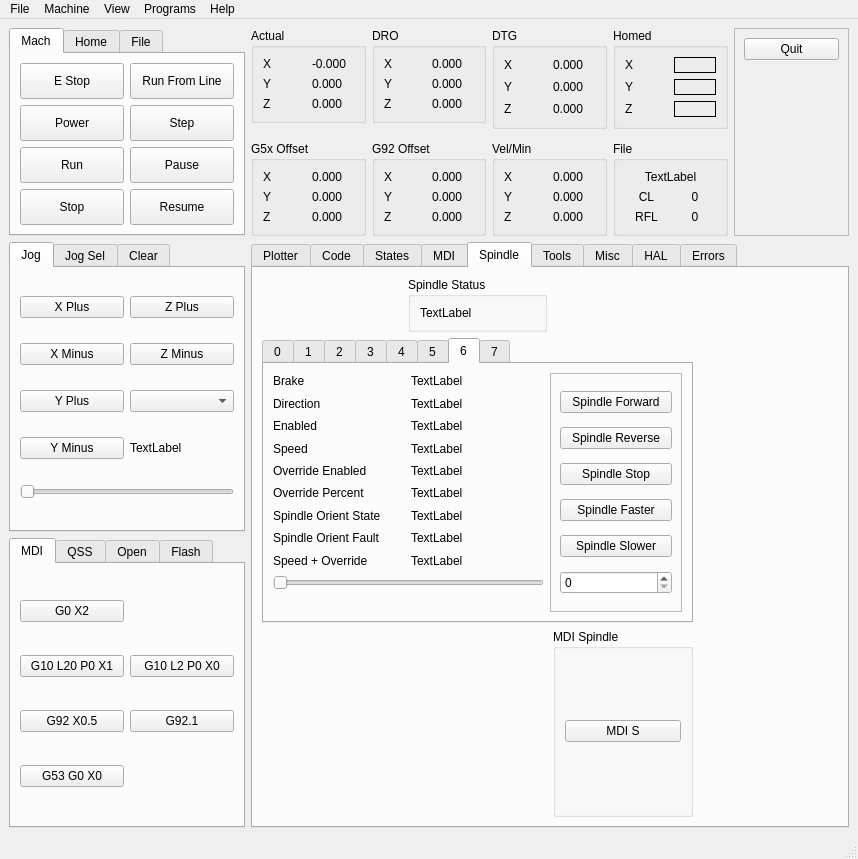
Qt form examples/testgui/multi-spindle.ui (jethornton/flexgui) before a commit.
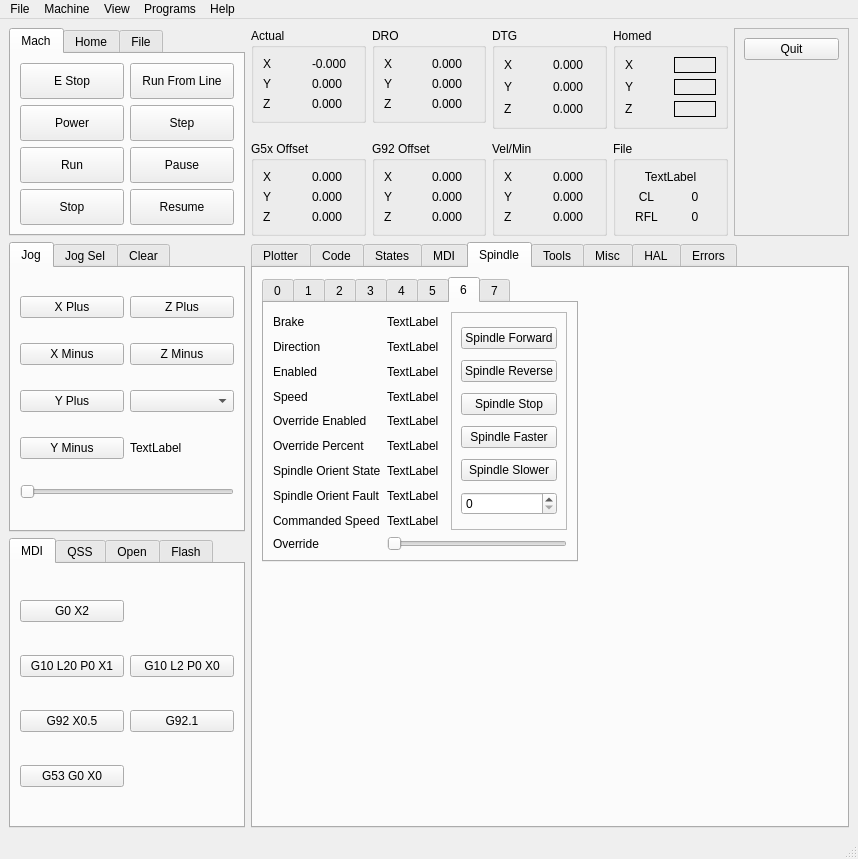
The same form after that commit. The open tabs and pages were chosen to show the change.

The edit to the form file:
```diff
--- a/examples/testgui/multi-spindle.ui
+++ b/examples/testgui/multi-spindle.ui
@@ -840,65 +840,7 @@
         <string>Spindle</string>
        </attribute>
        <layout class="QGridLayout" name="gridLayout_27">
-        <item row="3" column="0">
-         <spacer name="verticalSpacer_7">
-          <property name="orientation">
-           <enum>Qt::Vertical</enum>
-          </property>
-          <property name="sizeHint" stdset="0">
-           <size>
-            <width>20</width>
-            <height>40</height>
-           </size>
-          </property>
-         </spacer>
-        </item>
-        <item row="0" column="1">
-         <widget class="QGroupBox" name="groupBox_18">
-          <property name="title">
-           <string>Spindle Status</string>
-          </property>
-          <layout class="QVBoxLayout" name="verticalLayout_9">
-           <item>
-            <widget class="QLabel" name="spindle_actual_speed_lb">
-             <property name="text">
-              <string>TextLabel</string>
-             </property>
-            </widget>
-           </item>
-          </layout>
-         </widget>
-        </item>
-        <item row="0" column="2" colspan="2">
-         <spacer name="horizontalSpacer_4">
-          <property name="orientation">
-           <enum>Qt::Horizontal</enum>
-          </property>
-          <property name="sizeHint" stdset="0">
-           <size>
-            <width>40</width>
-            <height>20</height>
-           </size>
-          </property>
-         </spacer>
-        </item>
-        <item row="3" column="2">
-         <widget class="QGroupBox" name="groupBox_25">
-          <property name="title">
-           <string>MDI Spindle</string>
-          </property>
-          <layout class="QVBoxLayout" name="verticalLayout_12">
-           <item>
-            <widget class="QPushButton" name="mdi_s_pb">
-             <property name="text">
-              <string>MDI S</string>
-             </property>
-            </widget>
-           </item>
-          </layout>
-         </widget>
-        </item>
-        <item row="1" column="0" rowspan="2" colspan="3">
+        <item row="0" column="0" rowspan="2" colspan="2">
          <widget class="QTabWidget" name="tabWidget_31">
           <property name="currentIndex">
            <number>0</number>
@@ -2073,21 +2015,133 @@
             <string>6</string>
            </attribute>
            <layout class="QGridLayout" name="gridLayout_40">
-            <item row="0" column="0">
+            <item row="9" column="1">
+             <widget class="QLabel" name="spindle_cmd_speed_6_lb">
+              <property name="text">
+               <string>TextLabel</string>
+              </property>
+             </widget>
+            </item>
+            <item row="7" column="0">
+             <widget class="QLabel" name="label_132">
+              <property name="text">
+               <string>Spindle Orient State</string>
+              </property>
+             </widget>
+            </item>
+            <item row="2" column="0">
+             <widget class="QLabel" name="label_103">
+              <property name="text">
+               <string>Direction</string>
+              </property>
+             </widget>
+            </item>
+            <item row="3" column="0">
+             <widget class="QLabel" name="label_100">
+              <property name="text">
+               <string>Enabled</string>
+              </property>
+             </widget>
+            </item>
+            <item row="3" column="1">
+             <widget class="QLabel" name="spindle_enabled_6_lb">
+              <property name="text">
+               <string>TextLabel</string>
+              </property>
+             </widget>
+            </item>
+            <item row="9" column="0">
+             <widget class="QLabel" name="label_99">
+              <property name="text">
+               <string>Commanded Speed</string>
+              </property>
+             </widget>
+            </item>
+            <item row="1" column="0">
              <widget class="QLabel" name="label_101">
               <property name="text">
                <string>Brake</string>
               </property>
              </widget>
             </item>
-            <item row="0" column="1">
+            <item row="6" column="0">
+             <widget class="QLabel" name="label_98">
+              <property name="text">
+               <string>Override Percent</string>
+              </property>
+             </widget>
+            </item>
+            <item row="8" column="0">
+             <widget class="QLabel" name="label_139">
+              <property name="text">
+               <string>Spindle Orient Fault</string>
+              </property>
+             </widget>
+            </item>
+            <item row="7" column="1">
+             <widget class="QLabel" name="spindle_orient_state_6_lb">
+              <property name="text">
+               <string>TextLabel</string>
+              </property>
+             </widget>
+            </item>
+            <item row="4" column="1">
+             <widget class="QLabel" name="spindle_speed_6_lb">
+              <property name="text">
+               <string>TextLabel</string>
+              </property>
+             </widget>
+            </item>
+            <item row="2" column="1">
+             <widget class="QLabel" name="spindle_direction_6_lb">
+              <property name="text">
+               <string>TextLabel</string>
+              </property>
+             </widget>
+            </item>
+            <item row="5" column="1">
+             <widget class="QLabel" name="spindle_override_enabled_6_lb">
+              <property name="text">
+               <string>TextLabel</string>
+              </property>
+             </widget>
+            </item>
+            <item row="8" column="1">
+             <widget class="QLabel" name="spindle_orient_fault_6_lb">
+              <property name="text">
+               <string>TextLabel</string>
+              </property>
+             </widget>
+            </item>
+            <item row="5" column="0">
+             <widget class="QLabel" name="label_120">
+              <property name="text">
+               <string>Override Enabled</string>
+              </property>
+             </widget>
+            </item>
+            <item row="4" column="0">
+             <widget class="QLabel" name="label_102">
+              <property name="text">
+               <string>Speed</string>
+              </property>
+             </widget>
+            </item>
+            <item row="6" column="1">
+             <widget class="QLabel" name="spindle_override_6_lb">
+              <property name="text">
+               <string>TextLabel</string>
+              </property>
+             </widget>
+            </item>
+            <item row="1" column="1">
              <widget class="QLabel" name="spindle_brake_6_lb">
               <property name="text">
                <string>TextLabel</string>
               </property>
              </widget>
             </item>
-            <item row="0" column="2" rowspan="11">
+            <item row="1" column="2" rowspan="9">
              <widget class="QFrame" name="frame_8">
               <property name="frameShape">
                <enum>QFrame::StyledPanel</enum>
@@ -2137,119 +2191,7 @@
               </layout>
              </widget>
             </item>
-            <item row="1" column="0">
-             <widget class="QLabel" name="label_103">
-              <property name="text">
-               <string>Direction</string>
-              </property>
-             </widget>
-            </item>
-            <item row="1" column="1">
-             <widget class="QLabel" name="spindle_direction_6_lb">
-              <property name="text">
-               <string>TextLabel</string>
-              </property>
-             </widget>
-            </item>
-            <item row="2" column="0">
-             <widget class="QLabel" name="label_100">
-              <property name="text">
-               <string>Enabled</string>
-              </property>
-             </widget>
-            </item>
-            <item row="2" column="1">
-             <widget class="QLabel" name="spindle_enabled_6_lb">
-              <property name="text">
-               <string>TextLabel</string>
-              </property>
-             </widget>
-            </item>
-            <item row="3" column="0">
-             <widget class="QLabel" name="label_102">
-              <property name="text">
-               <string>Speed</string>
-              </property>
-             </widget>
-            </item>
-            <item row="3" column="1">
-             <widget class="QLabel" name="spindle_speed_6_lb">
-              <property name="text">
-               <string>TextLabel</string>
-              </property>
-             </widget>
-            </item>
-            <item row="4" column="0">
-             <widget class="QLabel" name="label_120">
-              <property name="text">
-               <string>Override Enabled</string>
-              </property>
-             </widget>
-            </item>
-            <item row="4" column="1">
-             <widget class="QLabel" name="spindle_override_enabled_6_lb">
-              <property name="text">
-               <string>TextLabel</string>
-              </property>
-             </widget>
-            </item>
-            <item row="5" column="0">
-             <widget class="QLabel" name="label_98">
-              <property name="text">
-               <string>Override Percent</string>
-              </property>
-             </widget>
-            </item>
-            <item row="5" column="1">
-             <widget class="QLabel" name="spindle_override_6_lb">
-              <property name="text">
-               <string>TextLabel</string>
-              </property>
-             </widget>
-            </item>
-            <item row="6" column="0">
-             <widget class="QLabel" name="label_132">
-              <property name="text">
-               <string>Spindle Orient State</string>
-              </property>
-             </widget>
-            </item>
-            <item row="6" column="1">
-             <widget class="QLabel" name="spindle_orient_state_6_lb">
-              <property name="text">
-               <string>TextLabel</string>
-              </property>
-             </widget>
-            </item>
-            <item row="7" column="0">
-             <widget class="QLabel" name="label_139">
-              <property name="text">
-               <string>Spindle Orient Fault</string>
-              </property>
-             </widget>
-            </item>
-            <item row="7" column="1">
-             <widget class="QLabel" name="spindle_orient_fault_6_lb">
-              <property name="text">
-               <string>TextLabel</string>
-              </property>
-             </widget>
-            </item>
-            <item row="8" column="0">
-             <widget class="QLabel" name="label_99">
-              <property name="text">
-               <string>Speed + Override</string>
-              </property>
-             </widget>
-            </item>
-            <item row="8" column="1">
-             <widget class="QLabel" name="spindle_cmd_speed_6_lb">
-              <property name="text">
-               <string>TextLabel</string>
-              </property>
-             </widget>
-            </item>
-            <item row="9" column="0" colspan="2">
+            <item row="10" column="1" colspan="2">
              <widget class="QSlider" name="spindle_override_6_sl">
               <property name="maximum">
                <number>100</number>
@@ -2259,6 +2201,13 @@
               </property>
              </widget>
             </item>
+            <item row="10" column="0">
+             <widget class="QLabel" name="label_104">
+              <property name="text">
+               <string>Override</string>
+              </property>
+             </widget>
+            </item>
            </layout>
           </widget>
           <widget class="QWidget" name="tab_25">
@@ -2456,6 +2405,32 @@
           </widget>
          </widget>
         </item>
+        <item row="2" column="0">
+         <spacer name="verticalSpacer_7">
+          <property name="orientation">
+           <enum>Qt::Vertical</enum>
+          </property>
+          <property name="sizeHint" stdset="0">
+           <size>
+            <width>20</width>
+            <height>40</height>
+           </size>
+          </property>
+         </spacer>
+        </item>
+        <item row="0" column="2">
+         <spacer name="horizontalSpacer_4">
+          <property name="orientation">
+           <enum>Qt::Horizontal</enum>
+          </property>
+          <property name="sizeHint" stdset="0">
+           <size>
+            <width>40</width>
+            <height>20</height>
+           </size>
+          </property>
+         </spacer>
+        </item>
        </layout>
       </widget>
       <widget class="QWidget" name="tab_14">
```
Left out of the diff: 94 changed lines with no effect on the pictures.
